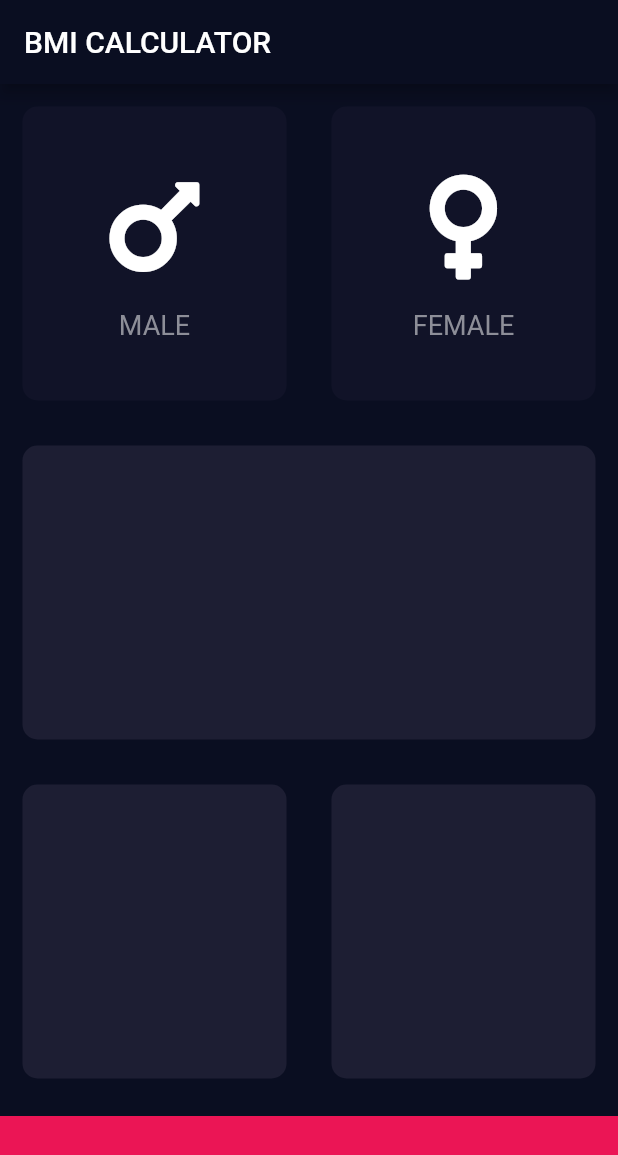
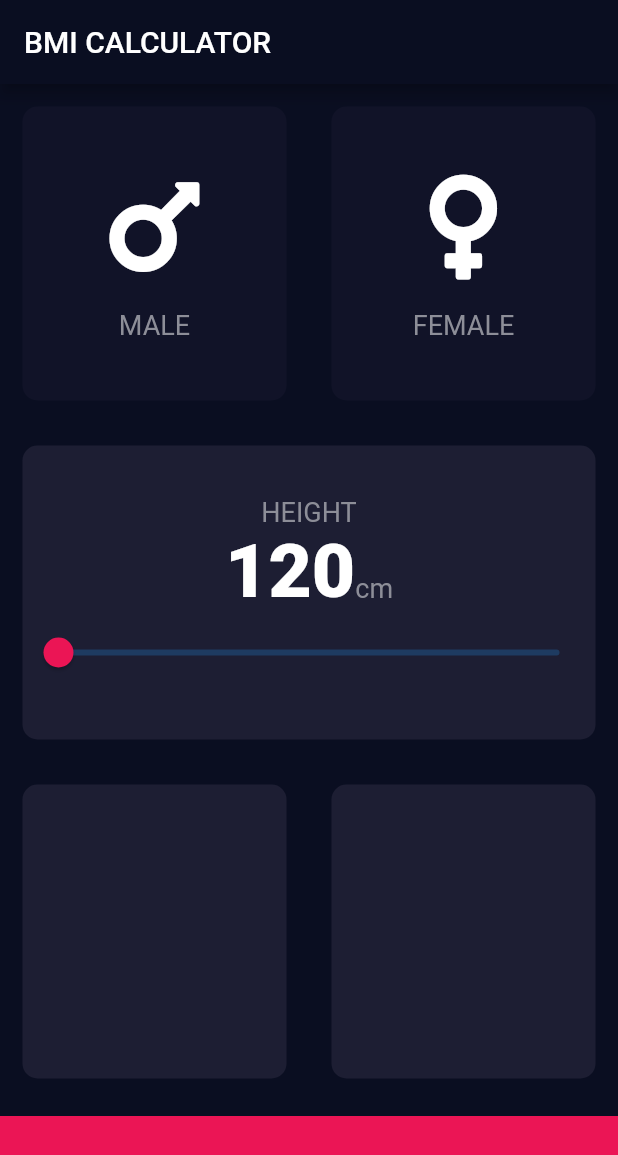
Before and after one commit to AmbujaAK/bmi-calculator-flutter, a Flutter app: the screen it shows after launch, on a phone screen of 412 x 824 dp. Shown: the top 1155 px of the screen. Run offline on Flutter 3.47's test engine with Material 2 defaults, Android fonts, the phone set to English and light mode, and no system bars; our stand-ins replace font_awesome_flutter.

Commit message:
slider added and constants added to new file

```diff
--- /dev/null
+++ b/lib/constants.dart
@@ -0,0 +1,16 @@
+import 'package:flutter/material.dart';
+
+const kBottomContainerHeight = 80.0;
+const kBottomContainerColor = Color(0xFFEB1555);
+const kActiveCardColor = Color(0xFF1D1E33);
+const kInactiveCardColor = Color(0xFF111328);
+
+const kLabelTextStyle = TextStyle(
+    fontSize: 18.0,
+    color: Color(0xFF8D8E98)
+);
+
+const kNumberTextStyle = TextStyle(
+    fontSize: 50.0,
+    fontWeight: FontWeight.w900
+);
--- a/lib/icon-content.dart
+++ b/lib/icon-content.dart
@@ -1,9 +1,5 @@
 import 'package:flutter/material.dart';
-
-const iconTextStyle = TextStyle(
-    fontSize: 18.0,
-    color: Color(0xFF8D8E98)
-);
+import 'constants.dart';
 
 class IconContent extends StatelessWidget {
 
@@ -23,7 +19,7 @@ class IconContent extends StatelessWidget {
         SizedBox(height: 15.0,),
         Text(
           label,
-          style: iconTextStyle,
+          style: kLabelTextStyle,
         )
       ],
     );
--- a/lib/input-page.dart
+++ b/lib/input-page.dart
@@ -2,11 +2,7 @@ import 'package:flutter/material.dart';
 import 'package:font_awesome_flutter/font_awesome_flutter.dart';
 import 'reusable-card.dart';
 import 'icon-content.dart';
-
-const bottomContainerHeight = 80.0;
-const bottomContainerColor = Color(0xFFEB1555);
-const activeCardColor = Color(0xFF1D1E33);
-const inactiveCardColor = Color(0xFF111328);
+import 'constants.dart';
 
 enum Gender {
   male,
@@ -21,6 +17,7 @@ class InputPage extends StatefulWidget {
 class _InputPageState extends State<InputPage> {
 
   Gender selectedGender ;
+  int height = 120;
 
   @override
   Widget build(BuildContext context) {
@@ -29,6 +26,7 @@ class _InputPageState extends State<InputPage> {
         title: Text('BMI CALCULATOR'),
       ),
       body: Column(
+        crossAxisAlignment: CrossAxisAlignment.stretch,
         children: [
           Expanded(
             child: Row(
@@ -42,8 +40,8 @@ class _InputPageState extends State<InputPage> {
                       });
                     },
                     color: selectedGender == Gender.male
-                        ? activeCardColor
-                        : inactiveCardColor,
+                        ? kActiveCardColor
+                        : kInactiveCardColor,
                     cardChild: IconContent(
                       icon: FontAwesomeIcons.mars,
                       label: 'MALE',
@@ -58,8 +56,8 @@ class _InputPageState extends State<InputPage> {
                       });
                     },
                     color: selectedGender == Gender.female
-                        ? activeCardColor
-                        : inactiveCardColor,
+                        ? kActiveCardColor
+                        : kInactiveCardColor,
                     cardChild: IconContent(
                       icon: FontAwesomeIcons.venus,
                       label: 'FEMALE',
@@ -70,8 +68,44 @@ class _InputPageState extends State<InputPage> {
             ),
           ),
           Expanded(
-            flex: 1,
-            child: ReusableCard(color: activeCardColor,),
+            child: ReusableCard(
+              color: kActiveCardColor,
+              cardChild: Column(
+                mainAxisAlignment: MainAxisAlignment.center,
+                children: [
+                  Text(
+                    'HEIGHT',
+                    style: kLabelTextStyle,
+                  ),
+                  Row(
+                    mainAxisAlignment: MainAxisAlignment.center,
+                    crossAxisAlignment: CrossAxisAlignment.baseline,
+                    textBaseline: TextBaseline.alphabetic,
+                    children: [
+                      Text(
+                        height.toString(),
+                        style: kNumberTextStyle
+                      ),
+                      Text(
+                        'cm',
+                        style: kLabelTextStyle,
+                      )
+                    ],
+                  ),
+                  Slider(
+                    value: height.toDouble(),
+                    min: 120,
+                    max: 220,
+                    activeColor: kBottomContainerColor,
+                    onChanged: (double newValue){
+                      setState(() {
+                        height = newValue.round();
+                      });
+                    },
+                  )
+                ],
+              ),
+            ),
           ),
           Expanded(
             child: Row(
@@ -79,21 +113,21 @@ class _InputPageState extends State<InputPage> {
               children: [
                 Expanded(
                   flex: 1,
-                  child: ReusableCard(color: activeCardColor,
+                  child: ReusableCard(color: kActiveCardColor,
                   ),
                 ),
                 Expanded(
                   flex: 1,
-                  child: ReusableCard(color: activeCardColor,),
+                  child: ReusableCard(color: kActiveCardColor,),
                 ),
               ],
             ),
           ),
           Container(
-            color: bottomContainerColor,
+            color: kBottomContainerColor,
             margin: EdgeInsets.only(top: 10.0),
             width: double.infinity,
-            height: bottomContainerHeight,
+            height: kBottomContainerHeight,
           )
         ],
       ),
```
